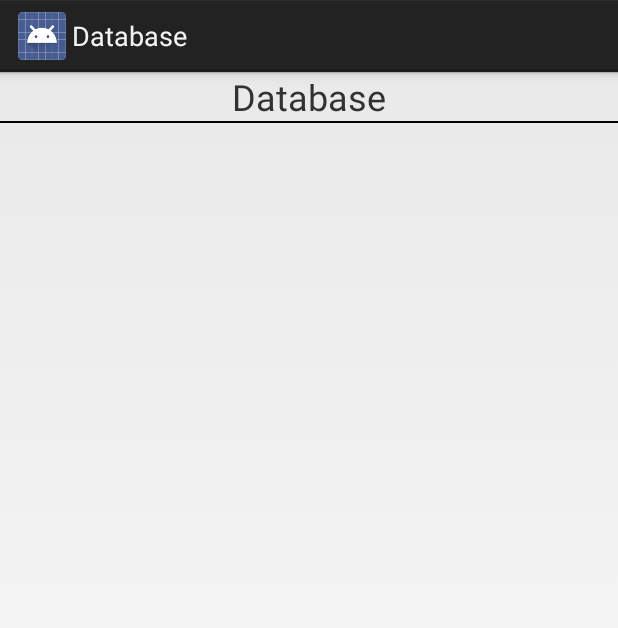
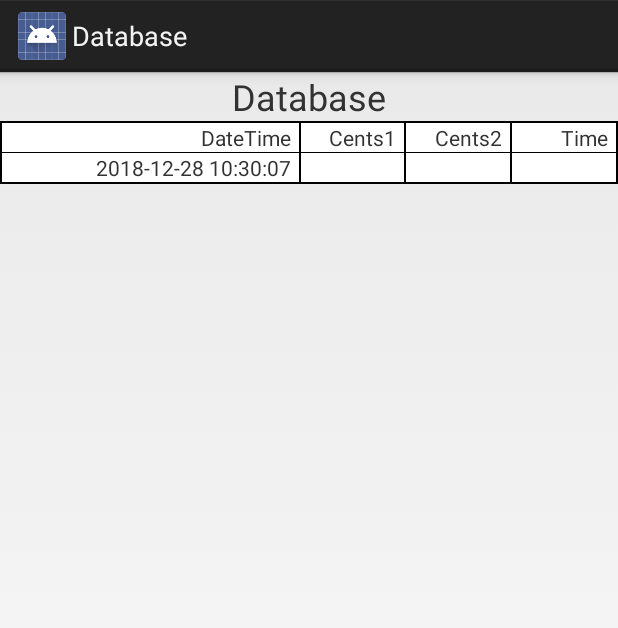
Before and after one commit to antlanc7/Database, an Android app: the screen it shows after launch (DBViewer), after a tap on "VISUALIZZA DB", on a phone screen of 412 x 824 dp. Shown: the top 628 px of the screen. Run offline under Robolectric (Android 15) with nearby library versions, the phone set to English and light mode, and no system bars.

Commit message:
Funziona bene ora

```diff
--- a/app/src/main/java/com/antlanc/database/DBViewer.java
+++ b/app/src/main/java/com/antlanc/database/DBViewer.java
@@ -25,6 +25,7 @@ public class DBViewer extends Activity {
         db=new DatabaseHelper(this);
         Cursor data=db.getData();
 
+        /*  VISUALIZZATORE D'EMERGENZA DATABASE: NON FA USO DELLA LISTVIEW MA VISUALIZZA IN UN POPUP
         StringBuffer buffer = new StringBuffer();
         data.moveToFirst();
         while (!data.isAfterLast()) {
@@ -36,22 +37,17 @@ public class DBViewer extends Activity {
             data.moveToNext();
         }
 
-        // Show all data
-        //showMessage("Data",buffer.toString());
+        AlertDialog.Builder builder = new AlertDialog.Builder(this);
+        builder.setCancelable(true);
+        builder.setTitle("Database");
+        builder.setMessage(buffer.toString());
+        builder.show();
+        */
 
         DBAdapter dbAdapter = new DBAdapter(this,data);
-
         listView=findViewById(R.id.listView);
         listView.setAdapter(dbAdapter);
 
 
     }
-
-    public void showMessage(String title,String Message){
-        AlertDialog.Builder builder = new AlertDialog.Builder(this);
-        builder.setCancelable(true);
-        builder.setTitle(title);
-        builder.setMessage(Message);
-        builder.show();
-    }
 }
--- a/app/src/main/java/com/antlanc/database/DatabaseHelper.java
+++ b/app/src/main/java/com/antlanc/database/DatabaseHelper.java
@@ -3,6 +3,8 @@ package com.antlanc.database;
 import android.content.ContentValues;
 import android.content.Context;
 import android.database.Cursor;
+import android.database.MatrixCursor;
+import android.database.MergeCursor;
 import android.database.sqlite.SQLiteDatabase;
 import android.database.sqlite.SQLiteOpenHelper;
 import android.util.Log;
@@ -33,9 +35,9 @@ public class DatabaseHelper extends SQLiteOpenHelper {
         String createTable = "CREATE TABLE " + TABLE_NAME + " (" +
                 COLS[0] + " INTEGER PRIMARY KEY AUTOINCREMENT, " +
                 COLS[1] + " TEXT, " +
-                COLS[2] + " INTEGER, " +
-                COLS[3] + " INTEGER, " +
-                COLS[4] + " INTEGER);";
+                COLS[2] + " TEXT, " +
+                COLS[3] + " TEXT, " +
+                COLS[4] + " TEXT);";
         Log.d("CREAZIONE TABELLA", createTable);
         db.execSQL(createTable);
     }
@@ -47,7 +49,7 @@ public class DatabaseHelper extends SQLiteOpenHelper {
         onCreate(db);
     }
 
-    boolean addRecord(String date, int c1, int c2, int time){
+    boolean addRecord(String date, String c1, String c2, String time){
         SQLiteDatabase db=this.getWritableDatabase();
         Log.d("DB",db.toString());
         ContentValues contentValues=new ContentValues();
@@ -66,8 +68,18 @@ public class DatabaseHelper extends SQLiteOpenHelper {
 
     Cursor getData(){
         SQLiteDatabase db=this.getWritableDatabase();
-        String query="SELECT * FROM "+TABLE_NAME;
-        return db.rawQuery(query,null);
+
+        //Creazione prima riga (header)
+        MatrixCursor header=new MatrixCursor(COLS);
+        MatrixCursor.RowBuilder rb = header.newRow();
+        rb.add(0);  //al posto di _id ci metto 0 perché la colonna è INTEGER
+        for (int i=1; i<COLS.length; i++) rb.add(COLS[i]);
+
+        //Query che legge l'intero DB
+        String query="SELECT * FROM "+TABLE_NAME+" ORDER BY "+COLS[1]+" DESC";
+        //Log.d("QUERY", query);
+        //la query viene eseguita all'interno del comando sottostante con db.rawQuery(query,null), il resto serve ad unire l'header al risultato della query
+        return new MergeCursor(new Cursor[]{header,db.rawQuery(query,null)});
     }
 
 }
--- a/app/src/main/res/layout/row_adapter.xml
+++ b/app/src/main/res/layout/row_adapter.xml
@@ -1,11 +1,10 @@
 <?xml version="1.0" encoding="utf-8"?>
-<LinearLayout
-    xmlns:android="http://schemas.android.com/apk/res/android"
+<LinearLayout xmlns:android="http://schemas.android.com/apk/res/android"
     xmlns:tools="http://schemas.android.com/tools"
+    android:layout_width="match_parent"
+    android:layout_height="wrap_content"
     android:orientation="horizontal"
-    android:layout_width="match_parent"
-    android:layout_height="match_parent"
-    tools:ignore="HardcodedText,RtlSymmetry" >
+    tools:ignore="HardcodedText,RtlSymmetry">
 
 
     <TextView
@@ -16,7 +15,7 @@
         android:layout_weight="49"
         android:background="#FFFFFF"
         android:paddingEnd="5dp"
-        android:text="TextView"
+        android:text="Date Time"
         android:textAlignment="viewEnd" />
 
     <TextView
@@ -27,7 +26,7 @@
         android:layout_weight="17"
         android:background="#FFFFFF"
         android:paddingEnd="5dp"
-        android:text="TextView"
+        android:text="Cents 1"
         android:textAlignment="viewEnd" />
 
     <TextView
@@ -38,7 +37,7 @@
         android:layout_weight="17"
         android:background="#FFFFFF"
         android:paddingEnd="5dp"
-        android:text="TextView"
+        android:text="Cents 2"
         android:textAlignment="viewEnd" />
 
     <TextView
@@ -49,6 +48,6 @@
         android:layout_weight="17"
         android:background="#FFFFFF"
         android:paddingEnd="5dp"
-        android:text="TextView"
+        android:text="Time"
         android:textAlignment="viewEnd" />
 </LinearLayout>
```
Also changed, not shown: app/src/main/java/com/antlanc/database/MainActivity.java (+4 -3 lines).
